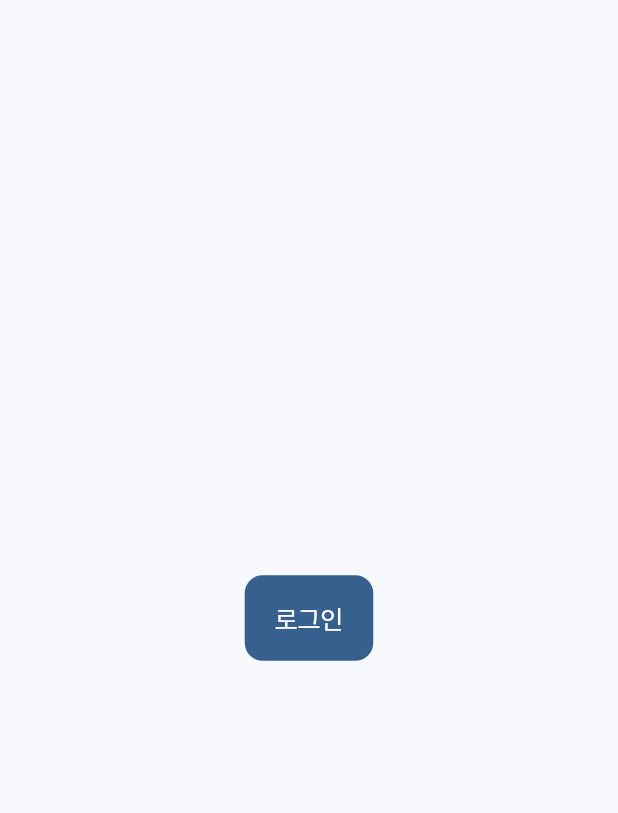
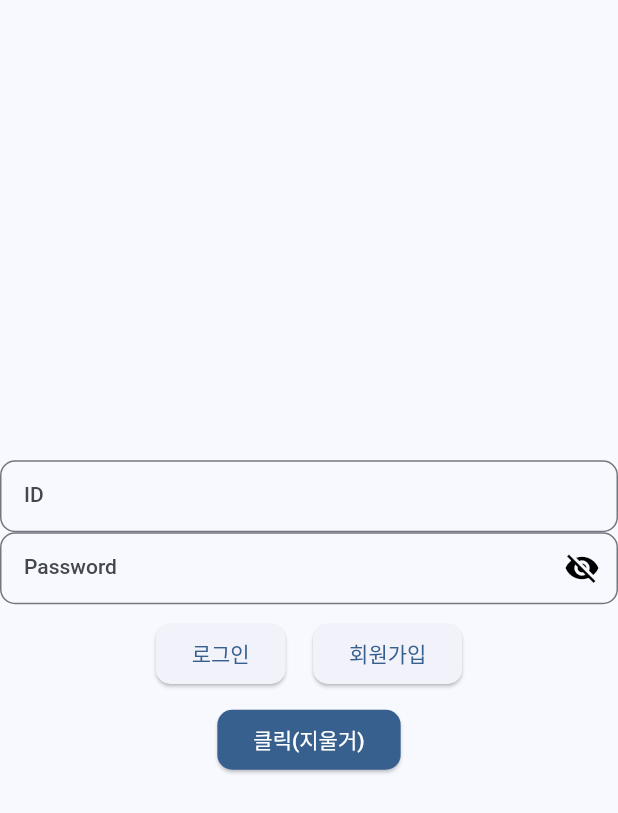
Before and after one commit to kangdeagyu/MAPPY, a Flutter app: the screen it shows after launch, on a phone screen of 412 x 824 dp. Shown: the top 813 px of the screen. Run offline on Flutter 3.47's test engine with Material 2 defaults, Android fonts, the phone set to English and light mode, and no system bars; our stand-ins replace firebase_core, flutter_screenutil, get, google_fonts, image_picker; accounts and stored records are empty.

Commit message:
login 추가

```diff
--- a/lib/view/login.dart
+++ b/lib/view/login.dart
@@ -1,6 +1,7 @@
 import 'package:final_main_project/view/tabbar_screen.dart';
 import 'package:flutter/cupertino.dart';
 import 'package:flutter/material.dart';
+import 'package:flutter_screenutil/flutter_screenutil.dart';
 import 'package:get/get.dart';
 
 class LoginScreen extends StatefulWidget {
@@ -11,15 +12,131 @@ class LoginScreen extends StatefulWidget {
 }
 
 class _LoginScreenState extends State<LoginScreen> {
+  // property
+  bool _passwordVisible = false;
+  TextEditingController upasswordController = TextEditingController();
+  TextEditingController uidController = TextEditingController(); //text: Message
+
   @override
   Widget build(BuildContext context) {
-    return Scaffold(
-      body: Center(
-        child: CupertinoButton.filled(
-          onPressed: () {
-            Get.to(const TabBarScreen());
-          },
-          child: const Text('로그인'),
+    return GestureDetector(
+      onTap: () {
+        FocusScope.of(context).unfocus();
+      },
+      child: Scaffold(
+        body: Center(
+          child: Column(
+            mainAxisAlignment: MainAxisAlignment.center,
+            children: [
+              Column(
+                children: [
+                  TextFormField(
+                    keyboardType: TextInputType.text,
+                    controller: uidController,
+                    decoration: InputDecoration(
+                      labelText: 'ID',
+                      hintText: 'Enter your ID',
+                      border: OutlineInputBorder(
+                        borderRadius: BorderRadius.circular(10),
+                      ),
+                      // 이것이 핵심 아이디어이다
+                    ),
+                  ),
+                  TextFormField(
+                    keyboardType: TextInputType.text,
+                    controller: upasswordController,
+                    obscureText: !_passwordVisible, //이것은 텍스트를 동적으로 가리게 할 것이다
+                    decoration: InputDecoration(
+                      labelText: 'Password',
+                      hintText: 'Enter your password',
+                      border: OutlineInputBorder(
+                        borderRadius: BorderRadius.circular(10),
+                      ),
+                      suffixIcon: IconButton(
+                        icon: Icon(
+                          // passwordVisible 상태에 따라 아이콘을 선택한다
+                          _passwordVisible
+                              ? Icons.visibility
+                              : Icons.visibility_off,
+                          color: Colors.black,
+                        ),
+                        onPressed: () {
+                          // 상태를 업데이트한다. 즉, passwordVisible 변수의 상태를 토글한다.
+                          setState(() {
+                            _passwordVisible = !_passwordVisible;
+                          });
+                        },
+                      ),
+                    ),
+                  ),
+                ],
+              ),
+              Row(
+                mainAxisAlignment: MainAxisAlignment.center,
+                children: [
+                  Padding(
+                    padding: EdgeInsets.all(8.0.w),
+                    child: ElevatedButton(
+                      onPressed: () {
+                        //login();
+                        //_visibility = !_visibility;
+                        setState(() {});
+                      },
+                      style: ElevatedButton.styleFrom(
+                        shape: RoundedRectangleBorder(
+                          //  버튼 모양 깎기
+                          borderRadius: BorderRadius.circular(10), // 10은 파라미터
+                        ),
+                      ),
+                      child: const Text(
+                        "로그인",
+                      ),
+                    ),
+                  ),
+                  Padding(
+                    padding: EdgeInsets.all(8.0.w),
+                    child: ElevatedButton(
+                      onPressed: () {
+                        //login();
+                        //_visibility = !_visibility;
+                        setState(() {});
+                      },
+                      style: ElevatedButton.styleFrom(
+                        shape: RoundedRectangleBorder(
+                          //  버튼 모양 깎기
+                          borderRadius: BorderRadius.circular(10), // 10은 파라미터
+                        ),
+                      ),
+                      child: const Text(
+                        "회원가입",
+                      ),
+                    ),
+                  ),
+                ],
+              ),
+              ElevatedButton(
+                onPressed: () {
+                  //login();
+                  //_visibility = !_visibility;
+                  Get.to(const TabBarScreen());
+                  setState(() {});
+                },
+                style: ElevatedButton.styleFrom(
+                  backgroundColor:
+                      Theme.of(context).colorScheme.primary, // 버튼 배경색
+                  foregroundColor:
+                      Theme.of(context).colorScheme.onPrimary, // 버튼 글씨색
+                  shape: RoundedRectangleBorder(
+                    //  버튼 모양 깎기
+                    borderRadius: BorderRadius.circular(10), // 10은 파라미터
+                  ),
+                ),
+                child: const Text(
+                  "클릭(지울거)",
+                ),
+              ),
+            ],
+          ),
         ),
       ),
     );
```
